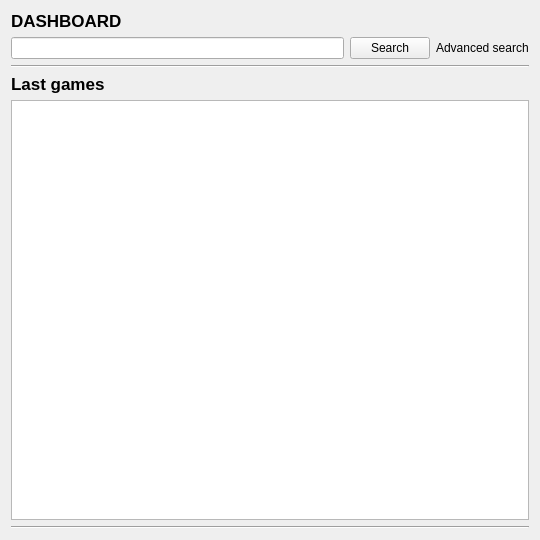
arielvb/collector, file ui/designer/dashboard.ui: the form before one commit.
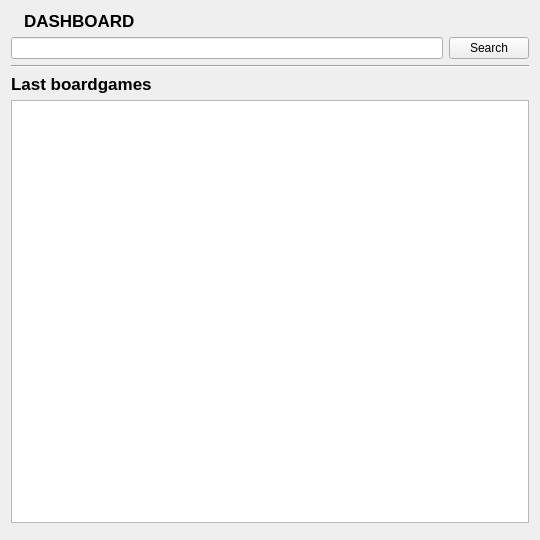
The form after the commit. Icons and pictures are not drawn.

Patch:
```diff
--- a/ui/designer/dashboard.ui
+++ b/ui/designer/dashboard.ui
@@ -15,6 +15,30 @@
   </property>
   <layout class="QVBoxLayout" name="verticalLayout_2">
    <item>
+    <layout class="QHBoxLayout" name="topbarLayout">
+     <item>
+      <widget class="QLabel" name="icon">
+       <property name="sizePolicy">
+        <sizepolicy hsizetype="Fixed" vsizetype="Fixed">
+         <horstretch>16</horstretch>
+         <verstretch>16</verstretch>
+        </sizepolicy>
+       </property>
+       <property name="baseSize">
+        <size>
+         <width>16</width>
+         <height>16</height>
+        </size>
+       </property>
+       <property name="text">
+        <string/>
+       </property>
+       <property name="pixmap">
+        <pixmap resource="resources.qrc">:/ico/dashboard.png</pixmap>
+       </property>
+      </widget>
+     </item>
+     <item>
     <widget class="QLabel" name="label_7">
      <property name="font">
       <font>
@@ -32,6 +56,21 @@
     </widget>
    </item>
    <item>
+      <spacer name="horizontalSpacer">
+       <property name="orientation">
+        <enum>Qt::Horizontal</enum>
+       </property>
+       <property name="sizeHint" stdset="0">
+        <size>
+         <width>40</width>
+         <height>20</height>
+        </size>
+       </property>
+      </spacer>
+     </item>
+    </layout>
+   </item>
+   <item>
     <layout class="QVBoxLayout" name="verticalLayout">
      <item>
       <layout class="QHBoxLayout" name="horizontalLayout">
@@ -45,18 +84,6 @@
          </property>
         </widget>
        </item>
-       <item>
-        <widget class="QLabel" name="label_5">
-         <property name="font">
-          <font>
-           <pointsize>9</pointsize>
-          </font>
-         </property>
-         <property name="text">
-          <string>Advanced search</string>
-         </property>
-        </widget>
-       </item>
       </layout>
      </item>
     </layout>
@@ -75,7 +102,7 @@
 &lt;html&gt;&lt;head&gt;&lt;meta name=&quot;qrichtext&quot; content=&quot;1&quot; /&gt;&lt;style type=&quot;text/css&quot;&gt;
 p, li { white-space: pre-wrap; }
 &lt;/style&gt;&lt;/head&gt;&lt;body style=&quot; font-family:'Lucida Grande'; font-size:13pt; font-weight:400; font-style:normal;&quot;&gt;
-&lt;p style=&quot; margin-top:0px; margin-bottom:0px; margin-left:0px; margin-right:0px; -qt-block-indent:0; text-indent:0px;&quot;&gt;&lt;span style=&quot; font-weight:600;&quot;&gt;Last games&lt;/span&gt;&lt;/p&gt;&lt;/body&gt;&lt;/html&gt;</string>
+&lt;p style=&quot; margin-top:0px; margin-bottom:0px; margin-left:0px; margin-right:0px; -qt-block-indent:0; text-indent:0px;&quot;&gt;&lt;span style=&quot; font-weight:600;&quot;&gt;Last boardgames&lt;/span&gt;&lt;/p&gt;&lt;/body&gt;&lt;/html&gt;</string>
      </property>
      <property name="textInteractionFlags">
       <set>Qt::NoTextInteraction</set>
@@ -86,14 +113,7 @@
     <widget class="QListWidget" name="listWidget"/>
    </item>
    <item>
-    <widget class="Line" name="line_2">
-     <property name="orientation">
-      <enum>Qt::Horizontal</enum>
-     </property>
-    </widget>
-   </item>
-   <item>
-    <layout class="QHBoxLayout" name="quickFilters"/>
+    <widget class="QWidget" name="toolbar" native="true"/>
    </item>
   </layout>
  </widget>
```
Lines whose indentation alone changed are shown as unchanged.
